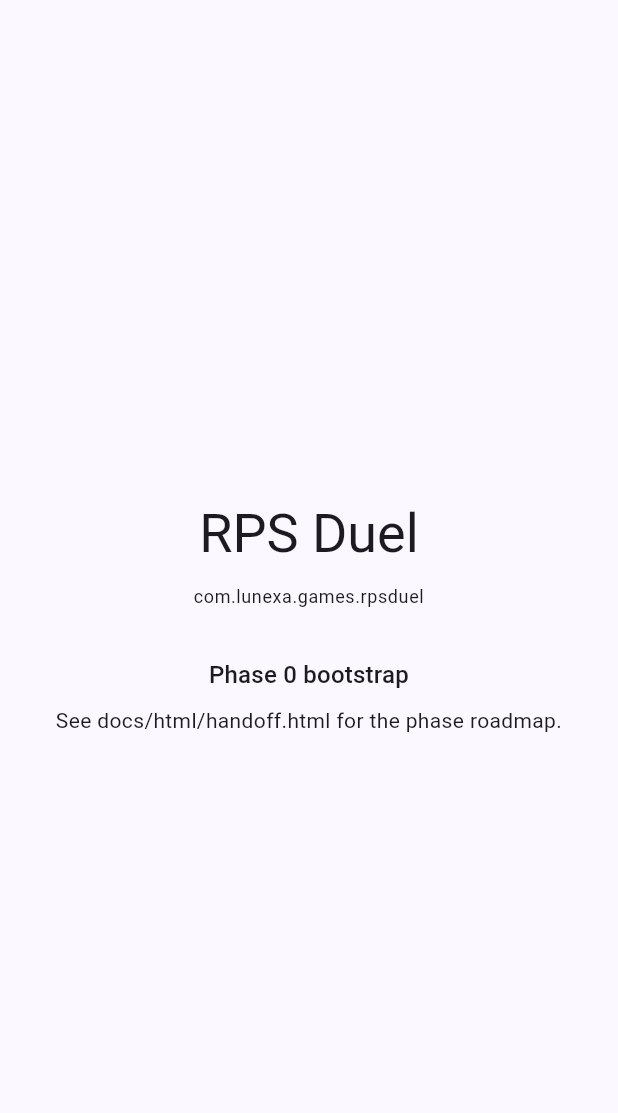
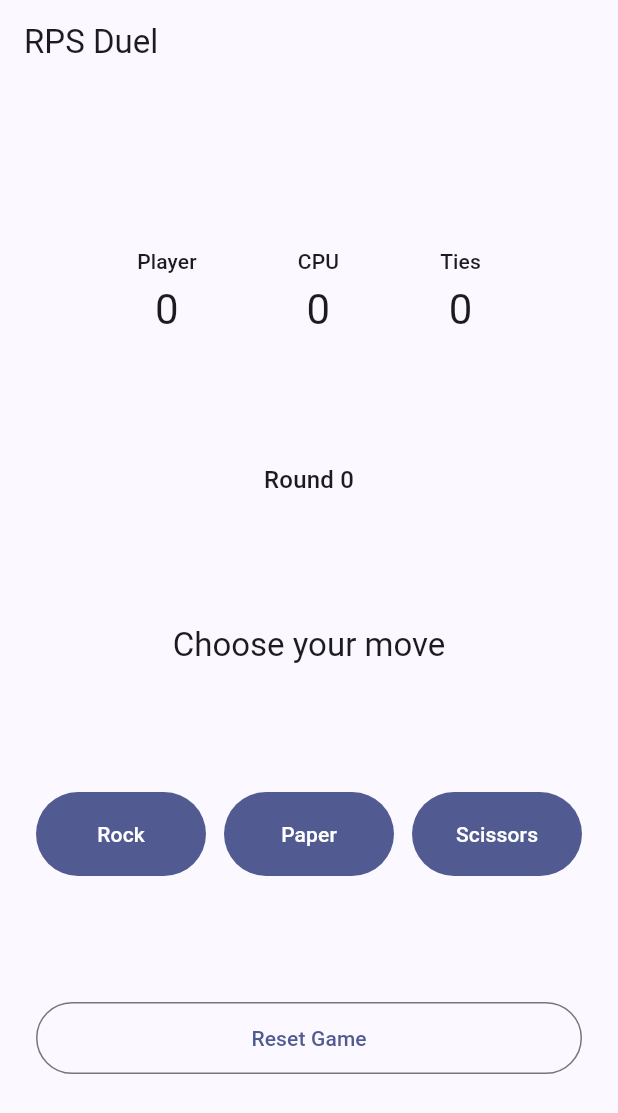
Before and after one commit to fvarli/rps_duel, a Flutter app: the screen it shows after launch, on a phone screen of 412 x 824 dp. Shown: the top 1113 px of the screen. Run offline on Flutter 3.47's test engine with Material 3 defaults, Android fonts, the phone set to English and light mode, and no system bars; our stand-ins replace flutter_riverpod, go_router; generated files the repository leaves out were written again.

Commit message:
feat(ui): add Phase 2 playable game screen vertical slice
  First playable MVP loop wired to the Phase 1B DuelController.
  - lib/ui/game/game_screen.dart — StatefulWidget owning a local
    DuelController; renders scores, round count, current phase
    (idle: "Choose your move" + 3 move buttons; reveal: you/cpu/result
    + Next Round); Reset Game always available.
  - lib/ui/game/move_button.dart — small reusable filled-button widget.
  - Router now serves GameScreen at /; Phase 0 home_placeholder removed
    along with its widget_test smoke.
  - test/ui/game/game_screen_test.dart — asserts idle → reveal
    transition on Rock tap (deterministic on player move + phase + round
    count; CPU outcome not asserted since Random() is non-deterministic).

  No Riverpod, no themes, no animations, no audio, no localization, no
  async CPU delay — all reserved for later phases per the handoff.

```diff
--- a/lib/app/home_placeholder.dart
+++ /dev/null
@@ -1,50 +0,0 @@
-import 'package:flutter/material.dart';
-
-class HomePlaceholderScreen extends StatelessWidget {
-  const HomePlaceholderScreen({super.key});
-
-  static const String packageId = 'com.lunexa.games.rpsduel';
-
-  @override
-  Widget build(BuildContext context) {
-    final theme = Theme.of(context);
-    return Scaffold(
-      body: SafeArea(
-        child: Center(
-          child: Padding(
-            padding: const EdgeInsets.all(32),
-            child: Column(
-              mainAxisSize: MainAxisSize.min,
-              crossAxisAlignment: CrossAxisAlignment.center,
-              children: <Widget>[
-                Text(
-                  'RPS Duel',
-                  style: theme.textTheme.displaySmall,
-                  textAlign: TextAlign.center,
-                ),
-                const SizedBox(height: 12),
-                Text(
-                  packageId,
-                  style: theme.textTheme.bodySmall,
-                  textAlign: TextAlign.center,
-                ),
-                const SizedBox(height: 32),
-                Text(
-                  'Phase 0 bootstrap',
-                  style: theme.textTheme.titleMedium,
-                  textAlign: TextAlign.center,
-                ),
-                const SizedBox(height: 8),
-                Text(
-                  'See docs/html/handoff.html for the phase roadmap.',
-                  style: theme.textTheme.bodyMedium,
-                  textAlign: TextAlign.center,
-                ),
-              ],
-            ),
-          ),
-        ),
-      ),
-    );
-  }
-}
--- a/lib/app/router.dart
+++ b/lib/app/router.dart
@@ -1,6 +1,6 @@
 import 'package:go_router/go_router.dart';
 
-import 'package:rps_duel/app/home_placeholder.dart';
+import 'package:rps_duel/ui/game/game_screen.dart';
 
 final GoRouter appRouter = GoRouter(
   initialLocation: '/',
@@ -8,7 +8,7 @@ final GoRouter appRouter = GoRouter(
     GoRoute(
       path: '/',
       name: 'home',
-      builder: (context, state) => const HomePlaceholderScreen(),
+      builder: (context, state) => const GameScreen(),
     ),
   ],
 );
--- /dev/null
+++ b/lib/ui/game/game_screen.dart
@@ -0,0 +1,200 @@
+import 'package:flutter/material.dart';
+
+import 'package:rps_duel/domain/duel_controller.dart';
+import 'package:rps_duel/domain/duel_phase.dart';
+import 'package:rps_duel/domain/move_choice.dart';
+import 'package:rps_duel/domain/round_outcome.dart';
+import 'package:rps_duel/ui/game/move_button.dart';
+
+class GameScreen extends StatefulWidget {
+  const GameScreen({super.key});
+
+  @override
+  State<GameScreen> createState() => _GameScreenState();
+}
+
+class _GameScreenState extends State<GameScreen> {
+  final DuelController _controller = DuelController();
+
+  void _select(MoveChoice move) {
+    _controller.selectMove(move);
+    setState(() {});
+  }
+
+  void _next() {
+    _controller.nextRound();
+    setState(() {});
+  }
+
+  void _reset() {
+    _controller.reset();
+    setState(() {});
+  }
+
+  @override
+  Widget build(BuildContext context) {
+    final state = _controller.state;
+    final isReveal = state.phase == DuelPhase.reveal;
+
+    return Scaffold(
+      appBar: AppBar(title: const Text('RPS Duel')),
+      body: SafeArea(
+        child: Padding(
+          padding: const EdgeInsets.all(24),
+          child: Column(
+            mainAxisAlignment: MainAxisAlignment.spaceEvenly,
+            children: <Widget>[
+              _ScoresRow(
+                playerScore: state.playerScore,
+                cpuScore: state.cpuScore,
+                ties: state.ties,
+              ),
+              Text(
+                'Round ${state.roundCount}',
+                style: Theme.of(context).textTheme.titleMedium,
+              ),
+              if (isReveal)
+                _RevealPanel(
+                  playerMove: state.playerMove!,
+                  cpuMove: state.cpuMove!,
+                  outcome: state.outcome!,
+                )
+              else
+                Text(
+                  'Choose your move',
+                  style: Theme.of(context).textTheme.titleLarge,
+                ),
+              Row(
+                children: <Widget>[
+                  Expanded(
+                    child: MoveButton(
+                      label: 'Rock',
+                      onPressed: isReveal ? null : () => _select(MoveChoice.rock),
+                    ),
+                  ),
+                  const SizedBox(width: 12),
+                  Expanded(
+                    child: MoveButton(
+                      label: 'Paper',
+                      onPressed: isReveal ? null : () => _select(MoveChoice.paper),
+                    ),
+                  ),
+                  const SizedBox(width: 12),
+                  Expanded(
+                    child: MoveButton(
+                      label: 'Scissors',
+                      onPressed:
+                          isReveal ? null : () => _select(MoveChoice.scissors),
+                    ),
+                  ),
+                ],
+              ),
+              Column(
+                children: <Widget>[
+                  if (isReveal)
+                    SizedBox(
+                      width: double.infinity,
+                      height: 48,
+                      child: FilledButton.tonal(
+                        onPressed: _next,
+                        child: const Text('Next Round'),
+                      ),
+                    ),
+                  if (isReveal) const SizedBox(height: 8),
+                  SizedBox(
+                    width: double.infinity,
+                    height: 48,
+                    child: OutlinedButton(
+                      onPressed: _reset,
+                      child: const Text('Reset Game'),
+                    ),
+                  ),
+                ],
+              ),
+            ],
+          ),
+        ),
+      ),
+    );
+  }
+}
+
+class _ScoresRow extends StatelessWidget {
+  const _ScoresRow({
+    required this.playerScore,
+    required this.cpuScore,
+    required this.ties,
+  });
+
+  final int playerScore;
+  final int cpuScore;
+  final int ties;
+
+  @override
+  Widget build(BuildContext context) {
+    return Row(
+      mainAxisAlignment: MainAxisAlignment.spaceEvenly,
+      children: <Widget>[
+        _ScoreCell(label: 'Player', value: playerScore),
+        _ScoreCell(label: 'CPU', value: cpuScore),
+        _ScoreCell(label: 'Ties', value: ties),
+      ],
+    );
+  }
+}
+
+class _ScoreCell extends StatelessWidget {
+  const _ScoreCell({required this.label, required this.value});
+
+  final String label;
+  final int value;
+
+  @override
+  Widget build(BuildContext context) {
+    final theme = Theme.of(context);
+    return Column(
+      children: <Widget>[
+        Text(label, style: theme.textTheme.labelLarge),
+        const SizedBox(height: 4),
+        Text('$value', style: theme.textTheme.headlineMedium),
+      ],
+    );
+  }
+}
+
+class _RevealPanel extends StatelessWidget {
+  const _RevealPanel({
+    required this.playerMove,
+    required this.cpuMove,
+    required this.outcome,
+  });
+
+  final MoveChoice playerMove;
+  final MoveChoice cpuMove;
+  final RoundOutcome outcome;
+
+  String _outcomeText() {
+    return switch (outcome) {
+      RoundOutcome.playerWin => 'You win!',
+      RoundOutcome.cpuWin => 'CPU wins!',
+      RoundOutcome.tie => 'Tie',
+    };
+  }
+
+  @override
+  Widget build(BuildContext context) {
+    final theme = Theme.of(context);
+    return Column(
+      children: <Widget>[
+        Text('You: ${playerMove.name}', style: theme.textTheme.titleMedium),
+        const SizedBox(height: 4),
+        Text('CPU: ${cpuMove.name}', style: theme.textTheme.titleMedium),
+        const SizedBox(height: 12),
+        Text(
+          _outcomeText(),
+          style: theme.textTheme.headlineSmall,
+        ),
+      ],
+    );
+  }
+}
--- /dev/null
+++ b/lib/ui/game/move_button.dart
@@ -0,0 +1,23 @@
+import 'package:flutter/material.dart';
+
+class MoveButton extends StatelessWidget {
+  const MoveButton({
+    super.key,
+    required this.label,
+    required this.onPressed,
+  });
+
+  final String label;
+  final VoidCallback? onPressed;
+
+  @override
+  Widget build(BuildContext context) {
+    return SizedBox(
+      height: 56,
+      child: FilledButton(
+        onPressed: onPressed,
+        child: Text(label),
+      ),
+    );
+  }
+}
```
Also changed, not shown: 2 other files.
